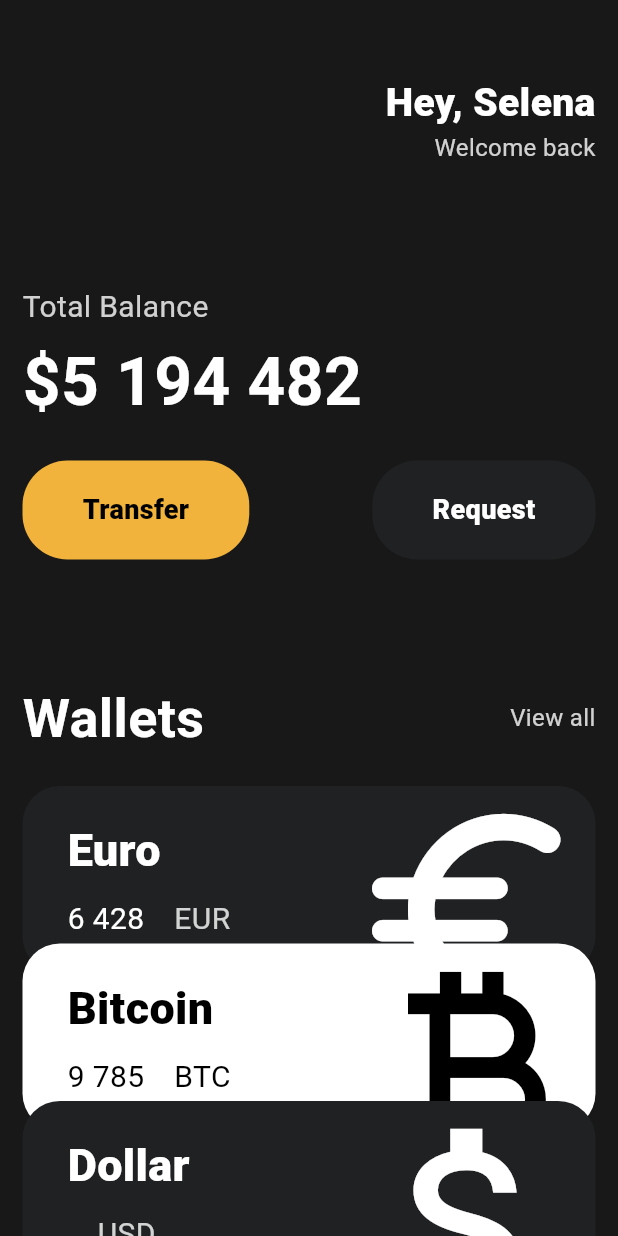
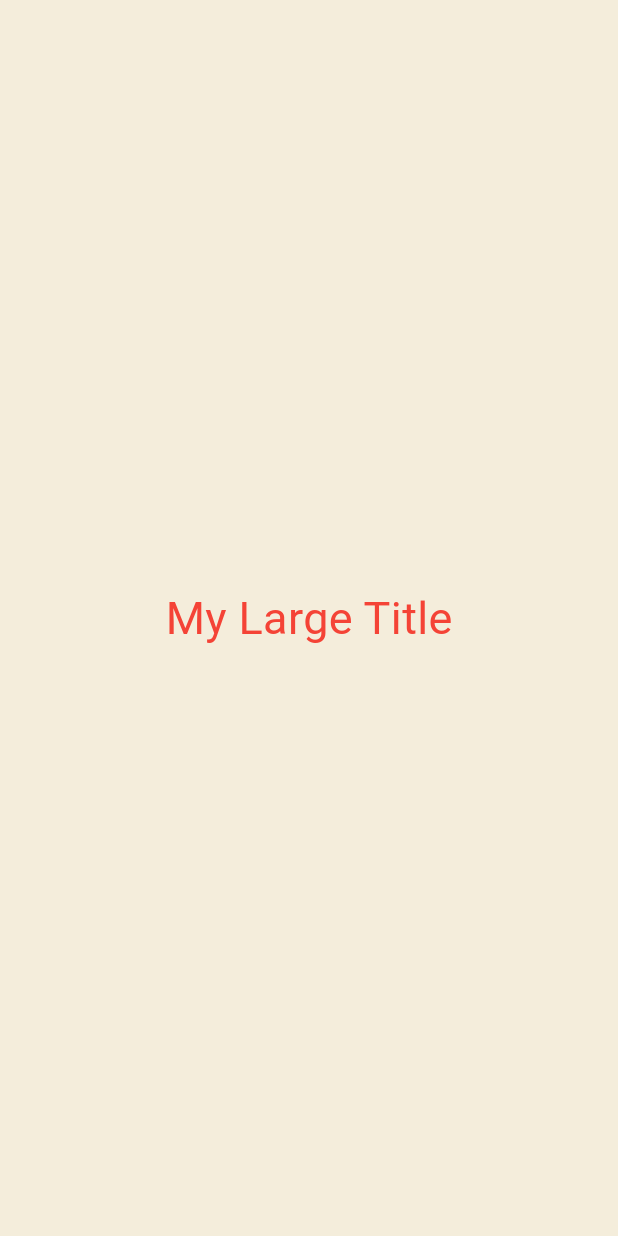
Before and after one commit to soonhong99/flutterPractice, a Flutter app: the screen it shows after launch, on a phone screen of 412 x 824 dp. Run offline on Flutter 3.47's test engine with Material 3 defaults, Android fonts, the phone set to English and light mode, and no system bars.

Commit message:
feat: theme, state life cycle

```diff
--- a/lib/main.dart
+++ b/lib/main.dart
@@ -1,150 +1,68 @@
-import 'package:flutter/cupertino.dart';
 import 'package:flutter/material.dart';
-import 'package:flutter/widgets.dart';
-import 'package:toonflix/widgets/currency_card.dart';
-import 'widgets/button.dart';
 
 void main() {
   // const : 한번 값을 넣으면 변경할 수 없다.
   runApp(const App());
 }
 
-class App extends StatelessWidget {
+class App extends StatefulWidget {
   const App({super.key});
 
   @override
+  State<App> createState() => _AppState();
+}
+
+class _AppState extends State<App> {
+  @override
   Widget build(BuildContext context) {
+    // TODO: implement build
     return MaterialApp(
-      // 사람들이 우리 앱의 home(widget)에 갔을 때 무엇을 보여줘야 할까?
-      // class name constructor
-      home: Scaffold(
-        backgroundColor: const Color(0xFF181818),
-        body: SingleChildScrollView(
-          child: Padding(
-            padding: const EdgeInsets.symmetric(horizontal: 15),
-            child: Column(
-              crossAxisAlignment: CrossAxisAlignment.start,
-              children: [
-                const SizedBox(
-                  height: 50.0,
-                ),
-                Row(
-                  mainAxisAlignment: MainAxisAlignment.end,
-                  children: [
-                    Column(
-                      crossAxisAlignment: CrossAxisAlignment.end,
-                      children: [
-                        const Text(
-                          'Hey, Selena',
-                          style: TextStyle(
-                            color: Colors.white,
-                            fontSize: 26,
-                            fontWeight: FontWeight.w800,
-                          ),
-                        ),
-                        Text(
-                          'Welcome back',
-                          style: TextStyle(
-                            color: Colors.white.withOpacity(0.8),
-                            fontSize: 16,
-                          ),
-                        ),
-                      ],
-                    ),
-                  ],
-                ),
-                const SizedBox(
-                  height: 80,
-                ),
-                Text(
-                  'Total Balance',
-                  style: TextStyle(
-                    fontSize: 20,
-                    color: Colors.white.withOpacity(0.8),
-                  ),
-                ),
-                const SizedBox(
-                  height: 5,
-                ),
-                const Text(
-                  '\$5 194 482',
-                  style: TextStyle(
-                    fontWeight: FontWeight.w600,
-                    fontSize: 44,
-                    color: Colors.white,
-                  ),
-                ),
-                const SizedBox(
-                  height: 20,
-                ),
-                const Row(
-                  mainAxisAlignment: MainAxisAlignment.spaceBetween,
-                  children: [
-                    Button(
-                        text: 'Transfer',
-                        bgcolor: Color(0xFFF1B33B),
-                        textcolor: Colors.black),
-                    Button(
-                        text: 'Request',
-                        bgcolor: Color(0xFF1F2123),
-                        textcolor: Colors.white),
-                  ],
-                ),
-                const SizedBox(
-                  height: 80,
-                ),
-                Row(
-                  mainAxisAlignment: MainAxisAlignment.spaceBetween,
-                  children: [
-                    const Text(
-                      'Wallets',
-                      style: TextStyle(
-                        color: Colors.white,
-                        fontSize: 36,
-                        fontWeight: FontWeight.w600,
-                      ),
-                    ),
-                    Text(
-                      'View all',
-                      style: TextStyle(
-                        color: Colors.white.withOpacity(0.8),
-                        fontSize: 16,
-                      ),
-                    ),
-                  ],
-                ),
-                const SizedBox(
-                  height: 20,
-                ),
-                const CurrencyCard(
-                  offsetNum: 0,
-                  name: 'Euro',
-                  code: 'EUR',
-                  amount: '6 428',
-                  icon: Icons.euro_rounded,
-                  isInverted: false,
-                ),
-                const CurrencyCard(
-                  offsetNum: 1,
-                  name: 'Bitcoin',
-                  code: 'BTC',
-                  amount: '9 785',
-                  icon: Icons.currency_bitcoin,
-                  isInverted: true,
-                ),
-                const CurrencyCard(
-                  offsetNum: 2,
-                  name: 'Dollar',
-                  code: 'USD',
-                  amount: '',
-                  icon: Icons.attach_money,
-                  isInverted: false,
-                ),
-              ],
-            ),
+      theme: ThemeData(
+        textTheme: const TextTheme(
+          titleLarge: TextStyle(
+            color: Colors.red,
+          ),
+        ),
+      ),
+      home: const Scaffold(
+        backgroundColor: Color(0xFFF4EDDB),
+        body: Center(
+          child: Column(
+            mainAxisAlignment: MainAxisAlignment.center,
+            children: [
+              MyLargeTitle(),
+            ],
           ),
         ),
       ),
     );
   }
 }
+
+class MyLargeTitle extends StatefulWidget {
+  const MyLargeTitle({
+    super.key,
+  });
+
+  @override
+  State<MyLargeTitle> createState() => _MyLargeTitleState();
+}
+
+class _MyLargeTitleState extends State<MyLargeTitle> {
+  @override
+  void initState() {
+    // TODO: implement initState
+    super.initState();
+    print('this is init');
+  }
+
+  @override
+  Widget build(BuildContext context) {
+    print('this is build');
+    return Text(
+      'My Large Title',
+      style: TextStyle(
+          fontSize: 30, color: Theme.of(context).textTheme.titleLarge!.color),
+    );
+  }
+}
```
